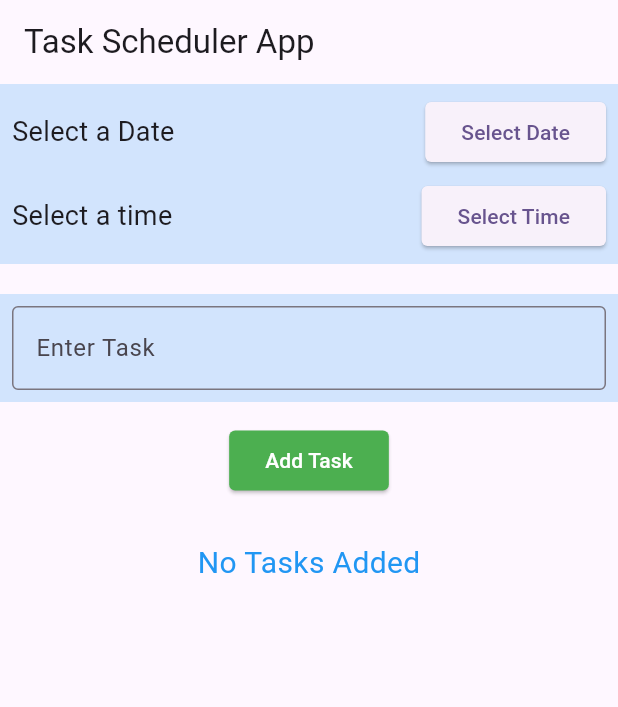
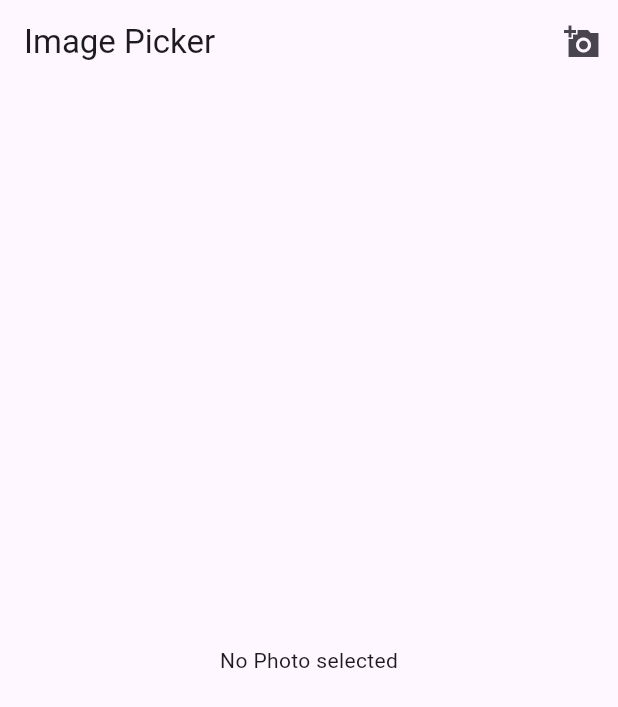
Before and after one commit to skyyygal/flutter-widgets, a Flutter app: the screen it shows after launch, on a phone screen of 412 x 824 dp. Shown: the top 707 px of the screen. Run offline on Flutter 3.47's test engine with Material 3 defaults, Android fonts, the light colour scheme and no system bars; our stand-ins replace flutter_riverpod, image_picker.

Commit message:
Import image from the gallery

```diff
--- /dev/null
+++ b/lib/imagePicker/image_picker_screen.dart
@@ -0,0 +1,130 @@
+import 'dart:io';
+
+import 'package:flutter/material.dart';
+import 'package:image_picker/image_picker.dart';
+
+class ImagePickerScreen extends StatefulWidget {
+  const ImagePickerScreen({super.key});
+
+  @override
+  State<ImagePickerScreen> createState() => _ImagePickerScreenState();
+}
+
+class _ImagePickerScreenState extends State<ImagePickerScreen> {
+  List<File> images = [];
+  // image picker
+  final ImagePicker picker = ImagePicker();
+  bool isPickingImage = false;
+
+  Future<void> pickImage() async {
+    print("PickIMage executed");
+    if (isPickingImage) return;
+    setState(() {
+      isPickingImage = true;
+      print("PickIMage executed $isPickingImage");
+    });
+    try {
+      print("PickIMage try ");
+      final XFile? pickedFile = await picker.pickImage(
+        source: ImageSource.gallery,
+        maxWidth: 1200,
+        imageQuality: 85,
+      );
+
+      if (pickedFile != null) {
+        print("PickIMage is not null ");
+        setState(() {
+          print("Picking image");
+          images.add(File(pickedFile.path));
+        });
+      }
+    } catch (e) {
+      print(e);
+      debugPrint('Image picker error: $e');
+    } finally {
+      if (mounted) {
+        setState(() => isPickingImage = false);
+      }
+    }
+  }
+
+  void deleteImage(File image) {
+    setState(() {
+      images.remove(image);
+    });
+  }
+
+  @override
+  Widget build(BuildContext context) {
+    return Scaffold(
+      appBar: AppBar(
+        title: Text("Image Picker"),
+        actions: [
+          IconButton(
+            onPressed: () {
+              pickImage();
+            },
+            icon: Icon(Icons.add_a_photo_sharp),
+          ),
+        ],
+      ),
+      body: images.isEmpty
+          ? Center(child: Text("No Photo selected"))
+          : Padding(
+              padding: const EdgeInsets.all(8.0),
+              child: GridView.builder(
+                itemCount: images.length,
+
+                gridDelegate: SliverGridDelegateWithFixedCrossAxisCount(
+                  crossAxisCount: 2,
+                  crossAxisSpacing: 8,
+                  mainAxisSpacing: 8,
+                ),
+                itemBuilder: (context, index) {
+                  File image = images[index];
+                  return GestureDetector(
+                    onTap: () {
+                      showDialog(
+                        barrierDismissible: true,
+                        context: context,
+                        builder: (context) {
+                          return Dialog(
+                            alignment: Alignment.center,
+                            shape: RoundedRectangleBorder(
+                              borderRadius: BorderRadiusGeometry.circular(21),
+                            ),
+                            child: Container(
+                              decoration: BoxDecoration(
+                                borderRadius: BorderRadius.circular(21),
+                                color: Colors.white,
+                              ),
+                              child: IconButton(
+                                onPressed: () {
+                                  print("Delete executed");
+                                  print("image: $image");
+                                  deleteImage(image);
+                                  Navigator.pop(context);
+                                },
+                                icon: Icon(Icons.delete, color: Colors.red),
+                              ),
+                            ),
+                          );
+                        },
+                      );
+                    },
+                    child: Card(
+                      shape: RoundedRectangleBorder(
+                        borderRadius: BorderRadiusGeometry.circular(12),
+                      ),
+                      child: Stack(
+                        fit: StackFit.expand,
+                        children: [Image.file(image, fit: BoxFit.cover)],
+                      ),
+                    ),
+                  );
+                },
+              ),
+            ),
+    );
+  }
+}
--- a/lib/main.dart
+++ b/lib/main.dart
@@ -1,9 +1,12 @@
 import 'package:flutter/material.dart';
-import 'package:flutter_riverpod/flutter_riverpod.dart';
-import 'package:understanding_widgets/Date%20and%20time%20picker/date_time_picker.dart';
+import 'package:understanding_widgets/imagePicker/image_picker_screen.dart';
 
 void main() {
-  runApp(const ProviderScope(child: MyApp()));
+  runApp(
+    // const ProviderScope(child:
+    MyApp(),
+    // )
+  );
 }
 
 class MyApp extends StatelessWidget {
@@ -17,7 +20,7 @@ class MyApp extends StatelessWidget {
       theme: ThemeData(
         colorScheme: ColorScheme.fromSeed(seedColor: Colors.deepPurple),
       ),
-      home: DateTimePicker(),
+      home: ImagePickerScreen(),
     );
   }
 }
--- a/pubspec.yaml
+++ b/pubspec.yaml
@@ -36,6 +36,7 @@ dependencies:
   cupertino_icons: ^1.0.8
   intl: ^0.20.2
   flutter_riverpod: ^2.6.1
+  image_picker: ^1.1.2
 
 dev_dependencies:
   flutter_test:
```
Also changed, not shown: pubspec.lock, 5 other files.
